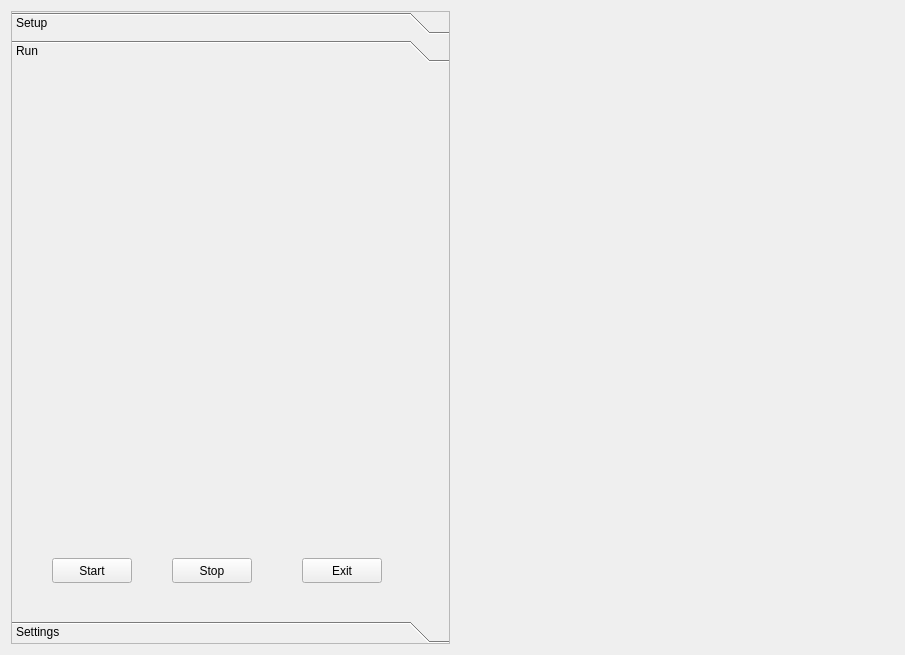
The window that Plugins/Views/ExperimentControlView/form.ui (kee-reel/PLAG) describes before a commit, drawn with Qt 5.
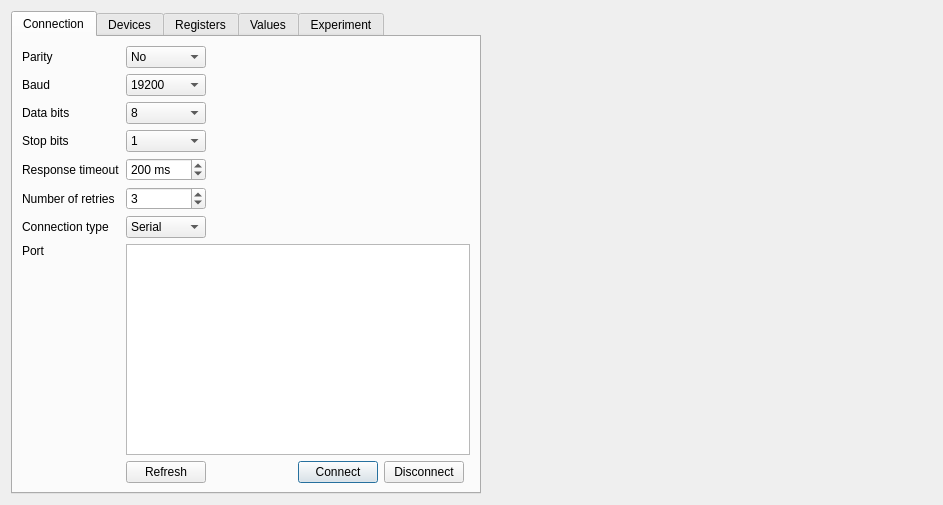
The same window after the commit. The open tabs and pages were chosen to show the change. Custom widgets are drawn as their Qt base class.

Commit message: Connection, devices, registers

What changed in the file:
```diff
--- a/Plugins/Views/ExperimentControlView/form.ui
+++ b/Plugins/Views/ExperimentControlView/form.ui
@@ -6,102 +6,578 @@
    <rect>
     <x>0</x>
     <y>0</y>
-    <width>905</width>
-    <height>655</height>
+    <width>943</width>
+    <height>505</height>
    </rect>
   </property>
   <property name="windowTitle">
    <string>Form</string>
   </property>
-  <layout class="QGridLayout" name="gridLayout">
-   <item row="0" column="2">
-    <widget class="QChartView" name="dataChartView" native="true">
-     <property name="sizePolicy">
-      <sizepolicy hsizetype="Expanding" vsizetype="Expanding">
-       <horstretch>0</horstretch>
-       <verstretch>0</verstretch>
-      </sizepolicy>
+  <layout class="QHBoxLayout" name="horizontalLayout">
+   <item>
+    <widget class="QTabWidget" name="tabWidget">
+     <property name="enabled">
+      <bool>true</bool>
      </property>
-    </widget>
-   </item>
-   <item row="0" column="0">
-    <widget class="QToolBox" name="toolBox">
-     <property name="frameShape">
-      <enum>QFrame::StyledPanel</enum>
+     <property name="tabPosition">
+      <enum>QTabWidget::North</enum>
      </property>
-     <property name="frameShadow">
-      <enum>QFrame::Plain</enum>
+     <property name="tabShape">
+      <enum>QTabWidget::Rounded</enum>
      </property>
      <property name="currentIndex">
       <number>0</number>
      </property>
-     <widget class="QWidget" name="page">
-      <property name="geometry">
-       <rect>
-        <x>0</x>
-        <y>0</y>
-        <width>439</width>
-        <height>542</height>
-       </rect>
-      </property>
-      <attribute name="label">
-       <string>Setup</string>
+     <property name="elideMode">
+      <enum>Qt::ElideMiddle</enum>
+     </property>
+     <property name="documentMode">
+      <bool>false</bool>
+     </property>
+     <property name="tabsClosable">
+      <bool>false</bool>
+     </property>
+     <property name="movable">
+      <bool>false</bool>
+     </property>
+     <property name="tabBarAutoHide">
+      <bool>false</bool>
+     </property>
+     <widget class="QWidget" name="pageConnection">
+      <attribute name="title">
+       <string>Connection</string>
       </attribute>
-      <layout class="QGridLayout" name="gridLayout_2">
-       <item row="2" column="2">
-        <widget class="QComboBox" name="comboBox"/>
+      <layout class="QGridLayout" name="gridLayout_3">
+       <item row="0" column="1">
+        <widget class="QComboBox" name="parityCombo">
+         <property name="currentIndex">
+          <number>0</number>
+         </property>
+         <item>
+          <property name="text">
+           <string>No</string>
+          </property>
+         </item>
+         <item>
+          <property name="text">
+           <string>Even</string>
+          </property>
+         </item>
+         <item>
+          <property name="text">
+           <string>Odd</string>
+          </property>
+         </item>
+         <item>
+          <property name="text">
+           <string>Space</string>
+          </property>
+         </item>
+         <item>
+          <property name="text">
+           <string>Mark</string>
+          </property>
+         </item>
+        </widget>
        </item>
-       <item row="2" column="3">
-        <widget class="QCheckBox" name="checkBox">
+       <item row="1" column="0">
+        <widget class="QLabel" name="label_3">
          <property name="text">
-          <string>Enabled</string>
+          <string>Baud</string>
          </property>
         </widget>
        </item>
-       <item row="4" column="1" colspan="3">
-        <widget class="QTableView" name="tableView"/>
+       <item row="6" column="0">
+        <widget class="QLabel" name="label_9">
+         <property name="text">
+          <string>Connection type</string>
+         </property>
+        </widget>
+       </item>
+       <item row="8" column="3">
+        <widget class="QPushButton" name="connectButton">
+         <property name="sizePolicy">
+          <sizepolicy hsizetype="Maximum" vsizetype="Fixed">
+           <horstretch>0</horstretch>
+           <verstretch>0</verstretch>
+          </sizepolicy>
+         </property>
+         <property name="text">
+          <string>Connect</string>
+         </property>
+         <property name="checkable">
+          <bool>false</bool>
+         </property>
+         <property name="autoDefault">
+          <bool>false</bool>
+         </property>
+         <property name="default">
+          <bool>true</bool>
+         </property>
+        </widget>
+       </item>
+       <item row="2" column="0">
+        <widget class="QLabel" name="label_4">
+         <property name="text">
+          <string>Data bits</string>
+         </property>
+        </widget>
+       </item>
+       <item row="3" column="0">
+        <widget class="QLabel" name="label_5">
+         <property name="text">
+          <string>Stop bits</string>
+         </property>
+        </widget>
+       </item>
+       <item row="3" column="1">
+        <widget class="QComboBox" name="stopBitsCombo">
+         <item>
+          <property name="text">
+           <string>1</string>
+          </property>
+         </item>
+         <item>
+          <property name="text">
+           <string>3</string>
+          </property>
+         </item>
+         <item>
+          <property name="text">
+           <string>2</string>
+          </property>
+         </item>
+        </widget>
+       </item>
+       <item row="4" column="0">
+        <widget class="QLabel" name="label_6">
+         <property name="text">
+          <string>Response timeout</string>
+         </property>
+        </widget>
        </item>
        <item row="2" column="1">
-        <widget class="QLabel" name="label">
+        <widget class="QComboBox" name="dataBitsCombo">
+         <property name="currentIndex">
+          <number>3</number>
+         </property>
+         <item>
+          <property name="text">
+           <string>5</string>
+          </property>
+         </item>
+         <item>
+          <property name="text">
+           <string>6</string>
+          </property>
+         </item>
+         <item>
+          <property name="text">
+           <string>7</string>
+          </property>
+         </item>
+         <item>
+          <property name="text">
+           <string>8</string>
+          </property>
+         </item>
+        </widget>
+       </item>
+       <item row="5" column="0">
+        <widget class="QLabel" name="label_7">
          <property name="text">
-          <string>Register type</string>
+          <string>Number of retries</string>
          </property>
         </widget>
        </item>
+       <item row="4" column="1">
+        <widget class="QSpinBox" name="timeoutSpinner">
+         <property name="accelerated">
+          <bool>true</bool>
+         </property>
+         <property name="suffix">
+          <string> ms</string>
+         </property>
+         <property name="minimum">
+          <number>-1</number>
+         </property>
+         <property name="maximum">
+          <number>5000</number>
+         </property>
+         <property name="singleStep">
+          <number>20</number>
+         </property>
+         <property name="value">
+          <number>200</number>
+         </property>
+        </widget>
+       </item>
+       <item row="7" column="0">
+        <widget class="QLabel" name="label_8">
+         <property name="sizePolicy">
+          <sizepolicy hsizetype="Maximum" vsizetype="Preferred">
+           <horstretch>0</horstretch>
+           <verstretch>0</verstretch>
+          </sizepolicy>
+         </property>
+         <property name="text">
+          <string>Port</string>
+         </property>
+         <property name="alignment">
+          <set>Qt::AlignLeading|Qt::AlignLeft|Qt::AlignTop</set>
+         </property>
+        </widget>
+       </item>
+       <item row="0" column="0">
+        <widget class="QLabel" name="label_2">
+         <property name="text">
+          <string>Parity</string>
+         </property>
+        </widget>
+       </item>
+       <item row="6" column="1">
+        <widget class="QComboBox" name="connectType">
+         <item>
+          <property name="text">
+           <string>Serial</string>
+          </property>
+         </item>
+         <item>
+          <property name="text">
+           <string>TCP</string>
+          </property>
+         </item>
+        </widget>
+       </item>
+       <item row="5" column="1">
+        <widget class="QSpinBox" name="retriesSpinner">
+         <property name="value">
+          <number>3</number>
+         </property>
+        </widget>
+       </item>
+       <item row="7" column="1" colspan="5">
+        <widget class="QTableView" name="availablePortsView">
+         <property name="sizePolicy">
+          <sizepolicy hsizetype="Expanding" vsizetype="Preferred">
+           <horstretch>0</horstretch>
+           <verstretch>0</verstretch>
+          </sizepolicy>
+         </property>
+         <property name="selectionMode">
+          <enum>QAbstractItemView::SingleSelection</enum>
+         </property>
+         <property name="selectionBehavior">
+          <enum>QAbstractItemView::SelectRows</enum>
+         </property>
+        </widget>
+       </item>
+       <item row="1" column="1">
+        <widget class="QComboBox" name="baudCombo">
+         <property name="currentIndex">
+          <number>4</number>
+         </property>
+         <item>
+          <property name="text">
+           <string>1200</string>
+          </property>
+         </item>
+         <item>
+          <property name="text">
+           <string>2400</string>
+          </property>
+         </item>
+         <item>
+          <property name="text">
+           <string>4800</string>
+          </property>
+         </item>
+         <item>
+          <property name="text">
+           <string>9600</string>
+          </property>
+         </item>
+         <item>
+          <property name="text">
+           <string>19200</string>
+          </property>
+         </item>
+         <item>
+          <property name="text">
+           <string>38400</string>
+          </property>
+         </item>
+         <item>
+          <property name="text">
+           <string>57600</string>
+          </property>
+         </item>
+         <item>
+          <property name="text">
+           <string>115200</string>
+          </property>
+         </item>
+        </widget>
+       </item>
+       <item row="8" column="2">
+        <spacer name="horizontalSpacer">
+         <property name="orientation">
+          <enum>Qt::Horizontal</enum>
+         </property>
+         <property name="sizeHint" stdset="0">
+          <size>
+           <width>40</width>
+           <height>20</height>
+          </size>
+         </property>
+        </spacer>
+       </item>
+       <item row="8" column="4">
+        <widget class="QPushButton" name="disconnectButton">
+         <property name="text">
+          <string>Disconnect</string>
+         </property>
+        </widget>
+       </item>
+       <item row="8" column="1">
+        <widget class="QPushButton" name="refreshButton">
+         <property name="text">
+          <string>Refresh</string>
+         </property>
+        </widget>
+       </item>
       </layout>
      </widget>
-     <widget class="QWidget" name="page_2">
-      <property name="geometry">
-       <rect>
-        <x>0</x>
-        <y>0</y>
-        <width>439</width>
-        <height>542</height>
-       </rect>
-      </property>
-      <attribute name="label">
-       <string>Run</string>
+     <widget class="QWidget" name="pageDevices">
+      <attribute name="title">
+       <string>Devices</string>
       </attribute>
-      <widget class="QPushButton" name="buttonStart">
-       <property name="geometry">
-        <rect>
-         <x>40</x>
-         <y>490</y>
-         <width>80</width>
-         <height>25</height>
-        </rect>
-       </property>
-       <property name="text">
-        <string>Start</string>
-       </property>
-      </widget>
+      <layout class="QGridLayout" name="gridLayout">
+       <item row="0" column="6">
+        <widget class="QPushButton" name="scanButton">
+         <property name="text">
+          <string>Scan</string>
+         </property>
+        </widget>
+       </item>
+       <item row="0" column="5">
+        <widget class="QSpinBox" name="deviceIdSpin">
+         <property name="sizePolicy">
+          <sizepolicy hsizetype="Fixed" vsizetype="Fixed">
+           <horstretch>0</horstretch>
+           <verstretch>0</verstretch>
+          </sizepolicy>
+         </property>
+         <property name="minimum">
+          <number>1</number>
+         </property>
+         <property name="maximum">
+          <number>247</number>
+         </property>
+        </widget>
+       </item>
+       <item row="1" column="0" colspan="7">
+        <widget class="QTableView" name="devicesView"/>
+       </item>
+       <item row="0" column="4">
+        <widget class="QLabel" name="label_27">
+         <property name="sizePolicy">
+          <sizepolicy hsizetype="Maximum" vsizetype="Preferred">
+           <horstretch>0</horstretch>
+           <verstretch>0</verstretch>
+          </sizepolicy>
+         </property>
+         <property name="text">
+          <string>Device id</string>
+         </property>
+        </widget>
+       </item>
+       <item row="0" column="0" colspan="4">
+        <spacer name="horizontalSpacer_2">
+         <property name="orientation">
+          <enum>Qt::Horizontal</enum>
+         </property>
+         <property name="sizeHint" stdset="0">
+          <size>
+           <width>40</width>
+           <height>20</height>
+          </size>
+         </property>
+        </spacer>
+       </item>
+      </layout>
+     </widget>
+     <widget class="QWidget" name="pageRegisters">
+      <attribute name="title">
+       <string>Registers</string>
+      </attribute>
+      <layout class="QGridLayout" name="gridLayout_2">
+       <item row="3" column="0" colspan="2">
+        <widget class="QTableView" name="registersView">
+         <property name="selectionBehavior">
+          <enum>QAbstractItemView::SelectRows</enum>
+         </property>
+         <property name="cornerButtonEnabled">
+          <bool>false</bool>
+         </property>
+        </widget>
+       </item>
+       <item row="1" column="1">
+        <widget class="QComboBox" name="deviceNamesCombo"/>
+       </item>
+       <item row="4" column="1">
+        <widget class="QPushButton" name="removeRegistersButton">
+         <property name="text">
+          <string>Remove</string>
+         </property>
+        </widget>
+       </item>
+       <item row="1" column="0">
+        <widget class="QLabel" name="label_13">
+         <property name="text">
+          <string>Device</string>
+         </property>
+        </widget>
+       </item>
+       <item row="2" column="0" colspan="2">
+        <widget class="QGroupBox" name="groupBox">
+         <property name="title">
+          <string>Registers add</string>
+         </property>
+         <layout class="QGridLayout" name="gridLayout_4">
+          <item row="1" column="0">
+           <widget class="QLabel" name="label">
+            <property name="text">
+             <string>Register type</string>
+            </property>
+           </widget>
+          </item>
+          <item row="2" column="0">
+           <widget class="QComboBox" name="registersCombo">
+            <property name="sizePolicy">
+             <sizepolicy hsizetype="Expanding" vsizetype="Fixed">
+              <horstretch>0</horstretch>
+              <verstretch>0</verstretch>
+             </sizepolicy>
+            </property>
+            <item>
+             <property name="text">
+              <string>Discrete input</string>
+             </property>
+            </item>
+            <item>
+             <property name="text">
+              <string>Coil</string>
+             </property>
+            </item>
+            <item>
+             <property name="text">
+              <string>Input register</string>
+             </property>
+            </item>
+            <item>
+             <property name="text">
+              <string>Holding register</string>
+             </property>
+            </item>
+           </widget>
+          </item>
+          <item row="1" column="2">
+           <widget class="QLabel" name="label_12">
+            <property name="text">
+             <string>Count</string>
+            </property>
+           </widget>
+          </item>
+          <item row="1" column="1">
+           <widget class="QLabel" name="label_11">
+            <property name="text">
+             <string>Start register</string>
+            </property>
+           </widget>
+          </item>
+          <item row="2" column="4">
+           <widget class="QPushButton" name="addRegisterPackButton">
+            <property name="text">
+             <string>Add</string>
+            </property>
+           </widget>
+          </item>
+          <item row="2" column="2">
+           <widget class="QSpinBox" name="registersCountSpin">
+            <property name="sizePolicy">
+             <sizepolicy hsizetype="Fixed" vsizetype="Fixed">
+              <horstretch>0</horstretch>
+              <verstretch>0</verstretch>
+             </sizepolicy>
+            </property>
+            <property name="minimum">
+             <number>1</number>
+            </property>
+            <property name="maximum">
+             <number>100</number>
+            </property>
+           </widget>
+          </item>
+          <item row="2" column="1">
+           <widget class="QSpinBox" name="startRegisterSpin">
+            <property name="sizePolicy">
+             <sizepolicy hsizetype="Fixed" vsizetype="Fixed">
+              <horstretch>0</horstretch>
+              <verstretch>0</verstretch>
+             </sizepolicy>
+            </property>
+            <property name="maximum">
+             <number>10000</number>
+            </property>
+           </widget>
+          </item>
+          <item row="2" column="3">
+           <widget class="QSpinBox" name="updateIntervalSpin">
+            <property name="suffix">
+             <string> ms</string>
+            </property>
+            <property name="maximum">
+             <number>1000000</number>
+            </property>
+            <property name="value">
+             <number>1000</number>
+            </property>
+           </widget>
+          </item>
+          <item row="1" column="3">
+           <widget class="QLabel" name="label_10">
+            <property name="text">
+             <string>Update interval</string>
+            </property>
+           </widget>
+          </item>
+         </layout>
+        </widget>
+       </item>
+      </layout>
+     </widget>
+     <widget class="QWidget" name="pageValues">
+      <attribute name="title">
+       <string>Values</string>
+      </attribute>
+      <layout class="QGridLayout" name="gridLayout_5">
+       <item row="0" column="0" colspan="2">
+        <widget class="QTableView" name="valuesView"/>
+       </item>
+      </layout>
+     </widget>
+     <widget class="QWidget" name="pageExperiment">
+      <attribute name="title">
+       <string>Experiment</string>
+      </attribute>
       <widget class="QPushButton" name="buttonExit">
        <property name="geometry">
         <rect>
-         <x>290</x>
-         <y>490</y>
-         <width>80</width>
-         <height>25</height>
+         <x>278</x>
+         <y>170</y>
+         <width>128</width>
+         <height>21</height>
         </rect>
        </property>
        <property name="text">
@@ -111,30 +587,40 @@
       <widget class="QPushButton" name="buttonStop">
        <property name="geometry">
         <rect>
-         <x>160</x>
-         <y>490</y>
-         <width>80</width>
-         <height>25</height>
+         <x>144</x>
+         <y>170</y>
+         <width>128</width>
+         <height>21</height>
         </rect>
        </property>
        <property name="text">
         <string>Stop</string>
        </property>
       </widget>
+      <widget class="QPushButton" name="buttonStart">
+       <property name="geometry">
+        <rect>
+         <x>10</x>
+         <y>170</y>
+         <width>128</width>
+         <height>21</height>
+        </rect>
+       </property>
+       <property name="text">
+        <string>Start</string>
+       </property>
+      </widget>
      </widget>
-     <widget class="QWidget" name="page_3">
-      <property name="geometry">
-       <rect>
-        <x>0</x>
-        <y>0</y>
-        <width>439</width>
-        <height>542</height>
-       </rect>
-      </property>
-      <attribute name="label">
-       <string>Settings</string>
-      </attribute>
-     </widget>
+    </widget>
+   </item>
+   <item>
+    <widget class="QChartView" name="dataChartView" native="true">
+     <property name="sizePolicy">
+      <sizepolicy hsizetype="Expanding" vsizetype="Expanding">
+       <horstretch>0</horstretch>
+       <verstretch>0</verstretch>
+      </sizepolicy>
+     </property>
     </widget>
    </item>
   </layout>
```
Left out of the diff: 2 changed lines with no effect on the pictures. The commit also changes 28 other files.
